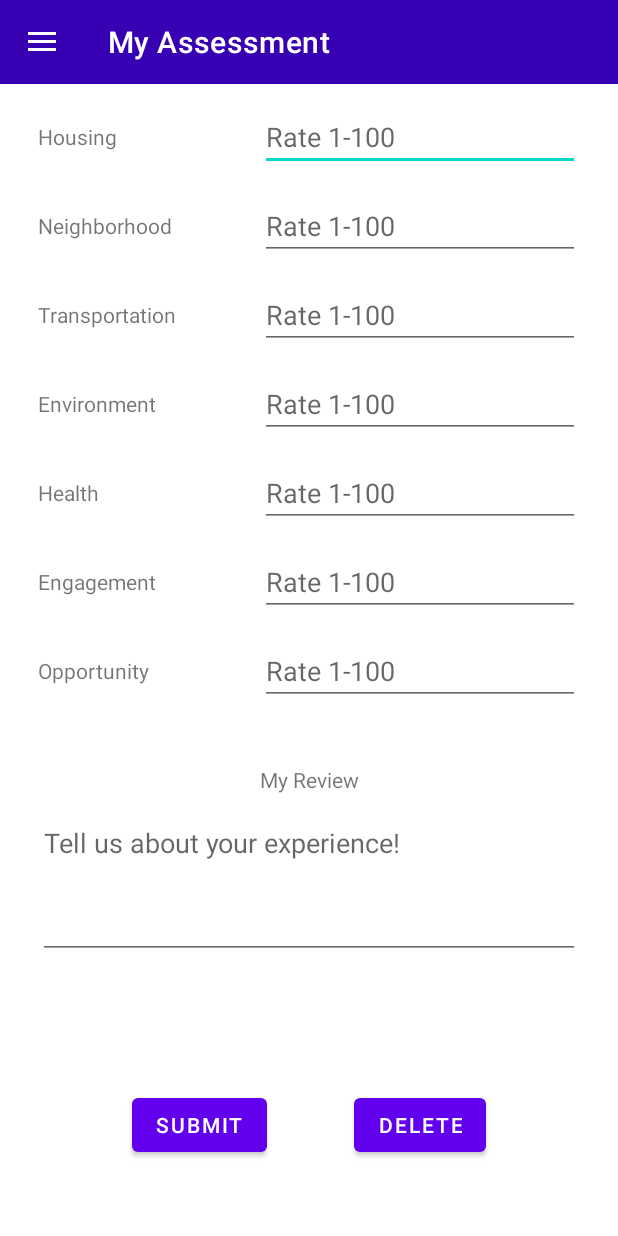
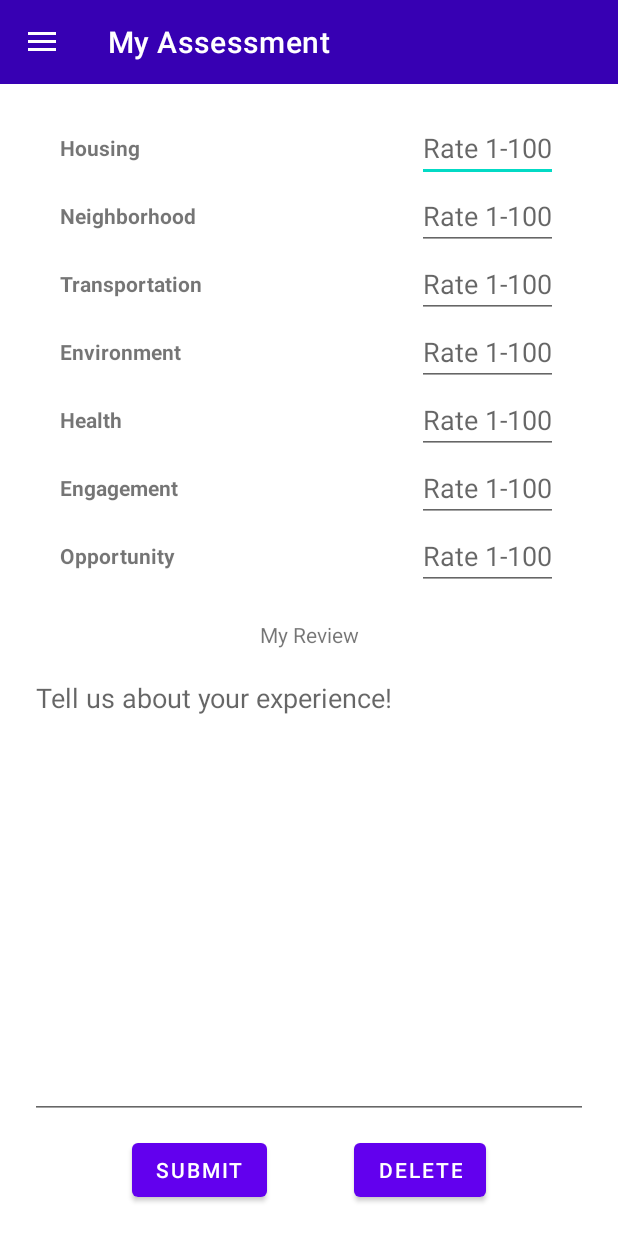
Before and after one commit to tuallen/CMSC436-Group-1, an Android app: the screen it shows after launch (MainActivity), in the side drawer, after a tap on "My Assessment", on a phone screen of 412 x 824 dp. Run offline under Robolectric (Android 15) with nearby library versions, the phone set to English and light mode, and no system bars; our stand-ins replace Firebase (no records; nobody signed in at launch, a user with empty details on screens opened directly).

Commit message:
Layout updates

```diff
--- a/Block Browser/app/src/main/java/com/example/myapplication/neighborhood_hub/NeighborhoodHub.kt
+++ b/Block Browser/app/src/main/java/com/example/myapplication/neighborhood_hub/NeighborhoodHub.kt
@@ -144,7 +144,7 @@ class NeighborhoodHub: Fragment(), OnMapReadyCallback {
                             ViewGroup.LayoutParams.WRAP_CONTENT,
                             7.0f
                         )
-                        textViewResultParams.setMargins(70, 0, 70, 0)
+                        textViewResultParams.setMargins(70, 20, 70, 0)
                         textViewResult.layoutParams = textViewResultParams
                         textViewResult.text = review // + ratingString
                         sReviewScroll.addView(textViewResult)
--- a/Block Browser/app/src/main/res/layout/assess_layout.xml
+++ b/Block Browser/app/src/main/res/layout/assess_layout.xml
@@ -5,184 +5,224 @@
     android:layout_width="match_parent"
     android:layout_height="match_parent">
 
+    <LinearLayout
+        android:id="@+id/assessmentLinLayout"
+        android:layout_width="match_parent"
+        android:layout_height="wrap_content"
+        android:orientation="vertical"
+        android:weightSum="2"
+        app:layout_constraintStart_toStartOf="parent"
+        app:layout_constraintTop_toTopOf="parent"
+        android:layout_marginTop="20dp"
+        android:layout_marginLeft="40dp"
+        android:layout_marginRight="40dp">
+
+        <RelativeLayout
+            android:layout_width="match_parent"
+            android:layout_height="wrap_content"
+            android:orientation="horizontal">
+
             <TextView
-        android:id="@+id/textViewHousing"
+                android:id="@+id/assessTvHousing"
                 android:layout_width="wrap_content"
                 android:layout_height="wrap_content"
-        android:layout_marginLeft="25dp"
-        android:layout_marginTop="25dp"
+                android:layout_alignParentLeft="true"
+                android:textStyle="bold"
                 android:text="Housing"
-        app:layout_constraintStart_toStartOf="parent"
-        app:layout_constraintTop_toTopOf="parent" />
-
-    <TextView
-        android:id="@+id/textViewNeighborhood"
-        android:layout_width="wrap_content"
-        android:layout_height="wrap_content"
-        android:layout_marginTop="40dp"
-        android:text="Neighborhood"
-        app:layout_constraintStart_toStartOf="@+id/textViewHousing"
-        app:layout_constraintTop_toBottomOf="@+id/textViewHousing" />
-
-    <TextView
-        android:id="@+id/textViewTransportation"
-        android:layout_width="wrap_content"
-        android:layout_height="wrap_content"
-        android:layout_marginTop="40dp"
-        android:text="Transportation"
-        app:layout_constraintStart_toStartOf="@+id/textViewNeighborhood"
-        app:layout_constraintTop_toBottomOf="@+id/textViewNeighborhood" />
-
-    <TextView
-        android:id="@+id/textViewEnvironment"
-        android:layout_width="wrap_content"
-        android:layout_height="wrap_content"
-        android:layout_marginTop="40dp"
-        android:text="Environment"
-        app:layout_constraintStart_toStartOf="@+id/textViewTransportation"
-        app:layout_constraintTop_toBottomOf="@+id/textViewTransportation" />
-
-    <TextView
-        android:id="@+id/textViewHealth"
-        android:layout_width="wrap_content"
-        android:layout_height="wrap_content"
-        android:layout_marginTop="40dp"
-        android:text="Health"
-        app:layout_constraintStart_toStartOf="@+id/textViewEnvironment"
-        app:layout_constraintTop_toBottomOf="@+id/textViewEnvironment" />
-
-    <TextView
-        android:id="@+id/textViewEngagement"
-        android:layout_width="wrap_content"
-        android:layout_height="wrap_content"
-        android:layout_marginTop="40dp"
-        android:text="Engagement"
-        app:layout_constraintStart_toStartOf="@+id/textViewHealth"
-        app:layout_constraintTop_toBottomOf="@+id/textViewHealth" />
-
-    <TextView
-        android:id="@+id/textViewOpportunity"
-        android:layout_width="wrap_content"
-        android:layout_height="wrap_content"
-        android:layout_marginTop="40dp"
-        android:text="Opportunity"
-        app:layout_constraintStart_toStartOf="@+id/textViewEngagement"
-        app:layout_constraintTop_toBottomOf="@+id/textViewEngagement" />
+                android:layout_centerVertical="true"/>
 
             <EditText
                 android:id="@+id/editTextHousing"
                 android:layout_width="wrap_content"
                 android:layout_height="wrap_content"
-        android:layout_marginRight="25dp"
-        android:ems="10"
+                android:layout_alignParentRight="true"
                 android:hint="Rate 1-100"
                 android:inputType="number"
-        app:layout_constraintBottom_toBottomOf="@+id/textViewHousing"
-        app:layout_constraintEnd_toEndOf="parent"
-        app:layout_constraintTop_toTopOf="@+id/textViewHousing" />
+                android:layout_centerVertical="true"/>
+        </RelativeLayout>
+
+        <RelativeLayout
+            android:layout_width="match_parent"
+            android:layout_height="wrap_content"
+            android:orientation="horizontal"
+            android:layout_marginTop="0dp">
+
+            <TextView
+                android:layout_width="wrap_content"
+                android:layout_height="wrap_content"
+                android:layout_alignParentLeft="true"
+                android:textStyle="bold"
+                android:text="Neighborhood"
+                android:layout_centerVertical="true"/>
 
             <EditText
                 android:id="@+id/editTextNeighborhood"
                 android:layout_width="wrap_content"
                 android:layout_height="wrap_content"
-        android:ems="10"
+                android:layout_alignParentRight="true"
+                android:layout_centerVertical="true"
                 android:hint="Rate 1-100"
-        android:inputType="number"
-        app:layout_constraintBottom_toBottomOf="@+id/textViewNeighborhood"
-        app:layout_constraintEnd_toEndOf="@+id/editTextHousing"
-        app:layout_constraintTop_toTopOf="@+id/textViewNeighborhood" />
+                android:inputType="number" />
+        </RelativeLayout>
+
+        <RelativeLayout
+            android:layout_width="match_parent"
+            android:layout_height="wrap_content"
+            android:orientation="horizontal"
+            android:layout_marginTop="0dp">
+
+            <TextView
+                android:layout_width="wrap_content"
+                android:layout_height="wrap_content"
+                android:layout_alignParentLeft="true"
+                android:textStyle="bold"
+                android:text="Transportation"
+                android:layout_centerVertical="true"/>
 
             <EditText
                 android:id="@+id/editTextTransportation"
                 android:layout_width="wrap_content"
                 android:layout_height="wrap_content"
-        android:ems="10"
+                android:layout_alignParentRight="true"
                 android:hint="Rate 1-100"
                 android:inputType="number"
-        app:layout_constraintBottom_toBottomOf="@+id/textViewTransportation"
-        app:layout_constraintEnd_toEndOf="@+id/editTextNeighborhood"
-        app:layout_constraintTop_toTopOf="@+id/textViewTransportation" />
+                android:layout_centerVertical="true"/>
+        </RelativeLayout>
+
+        <RelativeLayout
+            android:layout_width="match_parent"
+            android:layout_height="wrap_content"
+            android:orientation="horizontal"
+            android:layout_marginTop="0dp">
+
+            <TextView
+                android:layout_width="wrap_content"
+                android:layout_height="wrap_content"
+                android:layout_alignParentLeft="true"
+                android:textStyle="bold"
+                android:text="Environment"
+                android:layout_centerVertical="true"/>
 
             <EditText
                 android:id="@+id/editTextEnvironment"
                 android:layout_width="wrap_content"
                 android:layout_height="wrap_content"
-        android:ems="10"
+                android:layout_alignParentRight="true"
                 android:hint="Rate 1-100"
                 android:inputType="number"
-        app:layout_constraintBottom_toBottomOf="@+id/textViewEnvironment"
-        app:layout_constraintEnd_toEndOf="@+id/editTextTransportation"
-        app:layout_constraintTop_toTopOf="@+id/textViewEnvironment" />
+                android:layout_centerVertical="true"/>
+        </RelativeLayout>
+
+        <RelativeLayout
+            android:layout_width="match_parent"
+            android:layout_height="wrap_content"
+            android:orientation="horizontal"
+            android:layout_marginTop="0dp">
+
+            <TextView
+                android:layout_width="wrap_content"
+                android:layout_height="wrap_content"
+                android:layout_alignParentLeft="true"
+                android:textStyle="bold"
+                android:text="Health"
+                android:layout_centerVertical="true"/>
 
             <EditText
                 android:id="@+id/editTextHealth"
                 android:layout_width="wrap_content"
                 android:layout_height="wrap_content"
-        android:ems="10"
+                android:layout_alignParentRight="true"
                 android:hint="Rate 1-100"
                 android:inputType="number"
-        app:layout_constraintBottom_toBottomOf="@+id/textViewHealth"
-        app:layout_constraintEnd_toEndOf="@+id/editTextEnvironment"
-        app:layout_constraintTop_toTopOf="@+id/textViewHealth" />
+                android:layout_centerVertical="true"/>
+        </RelativeLayout>
+
+        <RelativeLayout
+            android:layout_width="match_parent"
+            android:layout_height="wrap_content"
+            android:orientation="horizontal"
+            android:layout_marginTop="0dp">
+
+            <TextView
+                android:layout_width="wrap_content"
+                android:layout_height="wrap_content"
+                android:layout_alignParentLeft="true"
+                android:textStyle="bold"
+                android:text="Engagement"
+                android:layout_centerVertical="true"/>
 
             <EditText
                 android:id="@+id/editTextEngagement"
                 android:layout_width="wrap_content"
                 android:layout_height="wrap_content"
-        android:ems="10"
+                android:layout_alignParentRight="true"
                 android:hint="Rate 1-100"
                 android:inputType="number"
-        app:layout_constraintBottom_toBottomOf="@+id/textViewEngagement"
-        app:layout_constraintEnd_toEndOf="@+id/editTextHealth"
-        app:layout_constraintTop_toTopOf="@+id/textViewEngagement" />
+                android:layout_centerVertical="true"/>
+        </RelativeLayout>
+
+        <RelativeLayout
+            android:layout_width="match_parent"
+            android:layout_height="wrap_content"
+            android:orientation="horizontal"
+            android:layout_marginTop="0dp">
+
+            <TextView
+                android:layout_width="wrap_content"
+                android:layout_height="wrap_content"
+                android:layout_alignParentLeft="true"
+                android:textStyle="bold"
+                android:text="Opportunity"
+                android:layout_centerVertical="true"/>
 
             <EditText
                 android:id="@+id/editTextOpportunity"
                 android:layout_width="wrap_content"
                 android:layout_height="wrap_content"
-        android:ems="10"
+                android:layout_alignParentRight="true"
                 android:hint="Rate 1-100"
                 android:inputType="number"
-        app:layout_constraintBottom_toBottomOf="@+id/textViewOpportunity"
-        app:layout_constraintEnd_toEndOf="@+id/editTextEngagement"
-        app:layout_constraintTop_toTopOf="@+id/textViewOpportunity" />
+                android:layout_centerVertical="true"/>
+        </RelativeLayout>
+
+    </LinearLayout>
 
     <TextView
-        android:id="@+id/textViewReview"
+        android:id="@+id/assessTvReview"
         android:layout_width="wrap_content"
         android:layout_height="wrap_content"
-        android:layout_marginTop="40dp"
+        android:layout_marginTop="20dp"
         android:text="My Review"
         app:layout_constraintEnd_toEndOf="parent"
         app:layout_constraintStart_toStartOf="parent"
-        app:layout_constraintTop_toBottomOf="@+id/editTextOpportunity" />
+        app:layout_constraintTop_toBottomOf="@+id/assessmentLinLayout" />
 
     <EditText
         android:id="@+id/editTextReview"
         android:layout_width="match_parent"
-        android:layout_height="100dp"
-        android:layout_marginLeft="25dp"
+        android:layout_height="0dp"
+        app:layout_constraintEnd_toEndOf="parent"
         android:layout_marginTop="10dp"
-        android:layout_marginRight="25dp"
-        android:ems="10"
-        android:gravity="start|top"
-        android:hint="Tell us about your experience!"
-        android:inputType="textMultiLine"
-        app:layout_constraintEnd_toEndOf="parent"
-        app:layout_constraintHorizontal_bias="0.502"
+        android:layout_marginBottom="10dp"
+        android:layout_marginLeft="20dp"
+        android:layout_marginRight="20dp"
         app:layout_constraintStart_toStartOf="parent"
-        app:layout_constraintTop_toBottomOf="@+id/textViewReview" />
+        app:layout_constraintTop_toBottomOf="@+id/assessTvReview"
+        app:layout_constraintBottom_toTopOf="@+id/buttonSubmitAssessment"
+        app:layout_constrainedHeight="true"
+        android:gravity="left"
+        android:hint="Tell us about your experience!"/>
+
 
     <Button
         android:id="@+id/buttonSubmitAssessment"
         android:layout_width="wrap_content"
         android:layout_height="wrap_content"
         android:layout_marginLeft="30dp"
-        android:layout_marginBottom="50dp"
+        android:layout_marginBottom="20dp"
         android:text="Submit"
         app:layout_constraintBottom_toBottomOf="parent"
         app:layout_constraintEnd_toStartOf="@+id/buttonDeleteAssessment"
-        app:layout_constraintHorizontal_bias="0.5"
         app:layout_constraintStart_toStartOf="parent" />
 
     <Button
@@ -190,11 +230,10 @@
         android:layout_width="wrap_content"
         android:layout_height="wrap_content"
         android:layout_marginRight="30dp"
-        android:layout_marginBottom="50dp"
+        android:layout_marginBottom="20dp"
         android:text="delete"
         app:layout_constraintBottom_toBottomOf="parent"
         app:layout_constraintEnd_toEndOf="parent"
-        app:layout_constraintHorizontal_bias="0.5"
         app:layout_constraintStart_toEndOf="@+id/buttonSubmitAssessment" />
 
 </androidx.constraintlayout.widget.ConstraintLayout>
--- a/Block Browser/app/src/main/res/layout/hub_layout.xml
+++ b/Block Browser/app/src/main/res/layout/hub_layout.xml
@@ -4,22 +4,6 @@
     xmlns:tools="http://schemas.android.com/tools"
     android:layout_width="match_parent"
     android:layout_height="match_parent">
-
-    <!--
-    <ScrollView
-        android:layout_width="match_parent"
-        android:layout_height="wrap_content"
-        app:layout_constraintBottom_toBottomOf="parent"
-        app:layout_constraintStart_toStartOf="parent"
-        app:layout_constraintTop_toTopOf="parent">
-
-        <LinearLayout
-            android:id="@+id/reviewScroll"
-            android:layout_width="match_parent"
-            android:layout_height="wrap_content"
-            android:orientation="vertical" />
-    </ScrollView>
-    -->
 
     <LinearLayout
         android:id="@+id/hubVertLayout"
@@ -34,8 +18,7 @@
             android:layout_height="0dp"
             android:layout_weight="35">
 
-            <com.google.android.gms.maps.MapView
-                xmlns:android="http://schemas.android.com/apk/res/android"
+            <com.google.android.gms.maps.MapView xmlns:android="http://schemas.android.com/apk/res/android"
                 android:id="@+id/mapHub"
                 android:layout_width="match_parent"
                 android:layout_height="match_parent" />
@@ -260,10 +243,9 @@
             android:layout_marginStart="25dp"
             android:layout_marginEnd="25dp"
             android:layout_weight="5"
+            android:gravity="center"
             android:text="Reviews"
-            android:textStyle="bold"
-            android:gravity="center"
-            />
+            android:textStyle="bold" />
 
         <ScrollView
             android:id="@+id/hubScrollView"
@@ -281,16 +263,4 @@
 
     </LinearLayout>
 
-    <!--
-    <Button
-        android:id="@+id/mapBtn"
-        android:layout_width="117dp"
-        android:layout_height="wrap_content"
-        android:layout_marginTop="25dp"
-        android:layout_marginBottom="15dp"
-        android:text="View Map"
-        app:layout_constraintEnd_toEndOf="parent"
-        app:layout_constraintStart_toStartOf="parent"
-        app:layout_constraintBottom_toBottomOf="parent"/>
-        -->
 </androidx.constraintlayout.widget.ConstraintLayout>
--- a/Block Browser/build.gradle
+++ b/Block Browser/build.gradle
@@ -4,8 +4,8 @@ buildscript {
     }
 }// Top-level build file where you can add configuration options common to all sub-projects/modules.
 plugins {
-    id 'com.android.application' version '7.1.1' apply false
-    id 'com.android.library' version '7.1.1' apply false
+    id 'com.android.application' version '7.1.2' apply false
+    id 'com.android.library' version '7.1.2' apply false
     id 'org.jetbrains.kotlin.android' version '1.6.10' apply false
     id 'com.google.android.libraries.mapsplatform.secrets-gradle-plugin' version '2.0.1' apply false
 }
```
Lines whose indentation alone changed are shown as unchanged.
